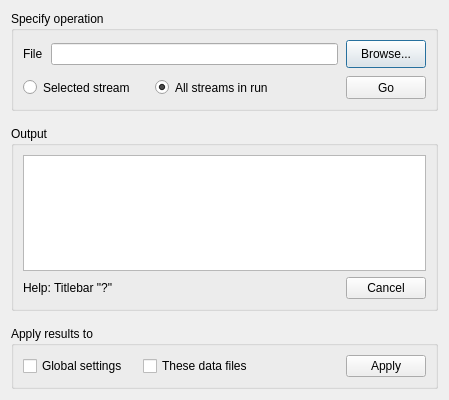
Old version of the form Forms/CalSRateDlg.ui in the repository billkarsh/SpikeGLX.
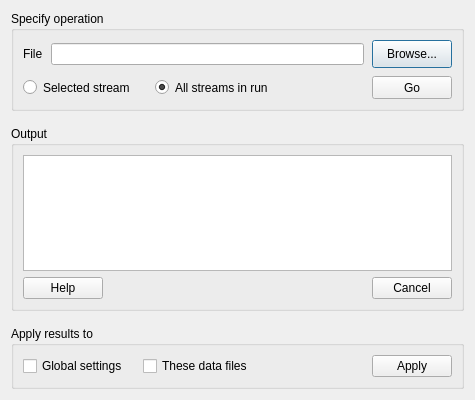
New version of the form.

Commit message: Add Help buttons because '?' not supported in titlebar

```diff
--- a/Forms/CalSRateDlg.ui
+++ b/Forms/CalSRateDlg.ui
@@ -9,7 +9,7 @@
    <rect>
     <x>0</x>
     <y>0</y>
-    <width>449</width>
+    <width>475</width>
     <height>400</height>
    </rect>
   </property>
@@ -173,13 +173,6 @@
       <string>Output</string>
      </property>
      <layout class="QGridLayout" name="gridLayout_2">
-      <item row="1" column="0">
-       <widget class="QLabel" name="label">
-        <property name="text">
-         <string>Help: Titlebar &quot;?&quot;</string>
-        </property>
-       </widget>
-      </item>
       <item row="1" column="2">
        <widget class="QPushButton" name="cancelBut">
         <property name="sizePolicy">
@@ -228,6 +221,13 @@
         </property>
        </spacer>
       </item>
+      <item row="1" column="0">
+       <widget class="QPushButton" name="helpBut">
+        <property name="text">
+         <string>Help</string>
+        </property>
+       </widget>
+      </item>
      </layout>
     </widget>
    </item>
```
Left out of the diff: 16 changed lines with no effect on the pictures. The commit also changes 30 other files.
